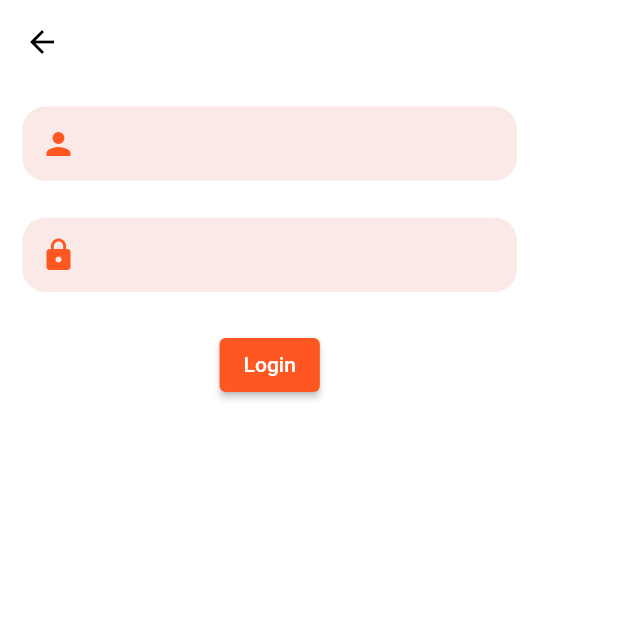
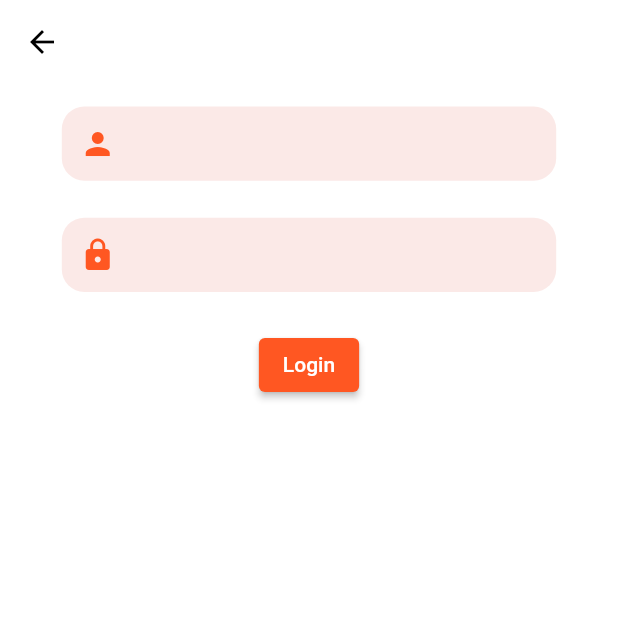
Before and after one commit to tamerkamel010/news_app2, a Flutter app: the screen it shows after launch, after a tap on "login as admin", on a phone screen of 412 x 824 dp, the top half of it. Run offline on Flutter 3.47's test engine with Material 2 defaults, Android fonts, the phone set to English and light mode, and no system bars; our stand-ins replace animated_splash_screen, bloc, conditional_builder_null_safety, dio, flutter_bloc, flutter_snake_navigationbar and 4 more; network calls fail; statements that could not run were skipped.

Commit message:
last_commit
Signed-off-by: tamer kamel <tkamel099@gmail.com>

```diff
--- a/lib/basics/News_App/screens/login_register/admin_login.dart
+++ b/lib/basics/News_App/screens/login_register/admin_login.dart
@@ -21,7 +21,8 @@ class _Admin_loginState extends State<Admin_login> {
     return Scaffold(
       backgroundColor: Colors.white,
       appBar: AppBar(),
-      body: Padding(
+      body: Center(
+        child: Padding(
           padding: const EdgeInsets.all(15.0),
           child: Form(
             key: form_key,
@@ -41,6 +42,7 @@ class _Admin_loginState extends State<Admin_login> {
             ),
           ),
         ),
+      ),
     );
   }
 }
--- a/lib/basics/News_App/screens/search_screen.dart
+++ b/lib/basics/News_App/screens/search_screen.dart
@@ -37,7 +37,7 @@ class search_screen extends StatelessWidget {
                       }
                   ),
                 ),
-              Expanded(child: articlebuilder(News_cubit.get(context).Search,context)),
+              Expanded(child: articlebuilder(News_cubit.get(context).Search,context,isSearch: true)),
               ],
             );
           }
--- a/lib/shared/components/components.dart
+++ b/lib/shared/components/components.dart
@@ -205,14 +205,14 @@ Widget myDivider()=>Padding(
     width: double.infinity,
   ),
 );
-Widget articlebuilder(list,context) =>ConditionalBuilder(
+Widget articlebuilder(list,context,{bool isSearch = false}) =>ConditionalBuilder(
     condition:(list.isNotEmpty) ,
     builder: (context)=>ListView.separated(
         physics: const BouncingScrollPhysics(),
         itemBuilder: (context, index) => Item(list[index],context),
         separatorBuilder: (context, index) =>myDivider(),
         itemCount: list.length),
-    fallback: (context)=> const Center(child:CircularProgressIndicator()));
+    fallback: (context)=> !isSearch ?const Center(child:CircularProgressIndicator()): Container());
 void NavigateTo(context,Widget){
   Navigator.push(
       context,
```
Lines whose indentation alone changed are shown as unchanged.
